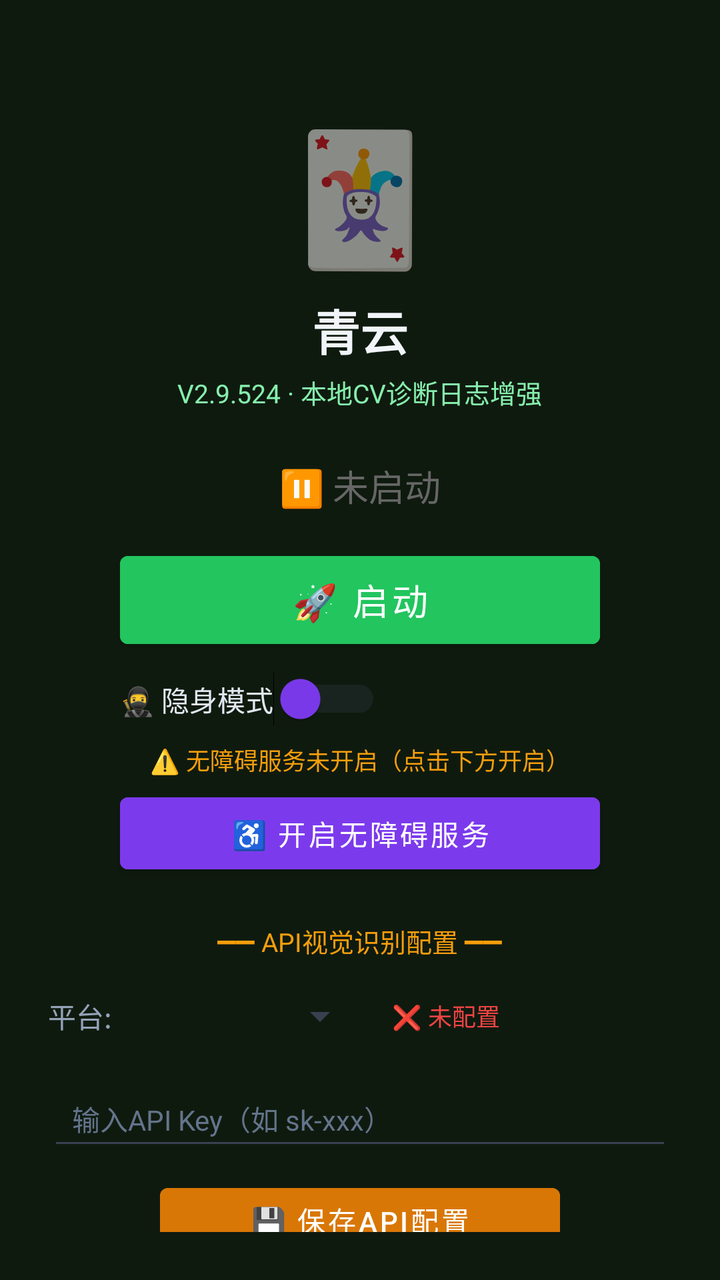
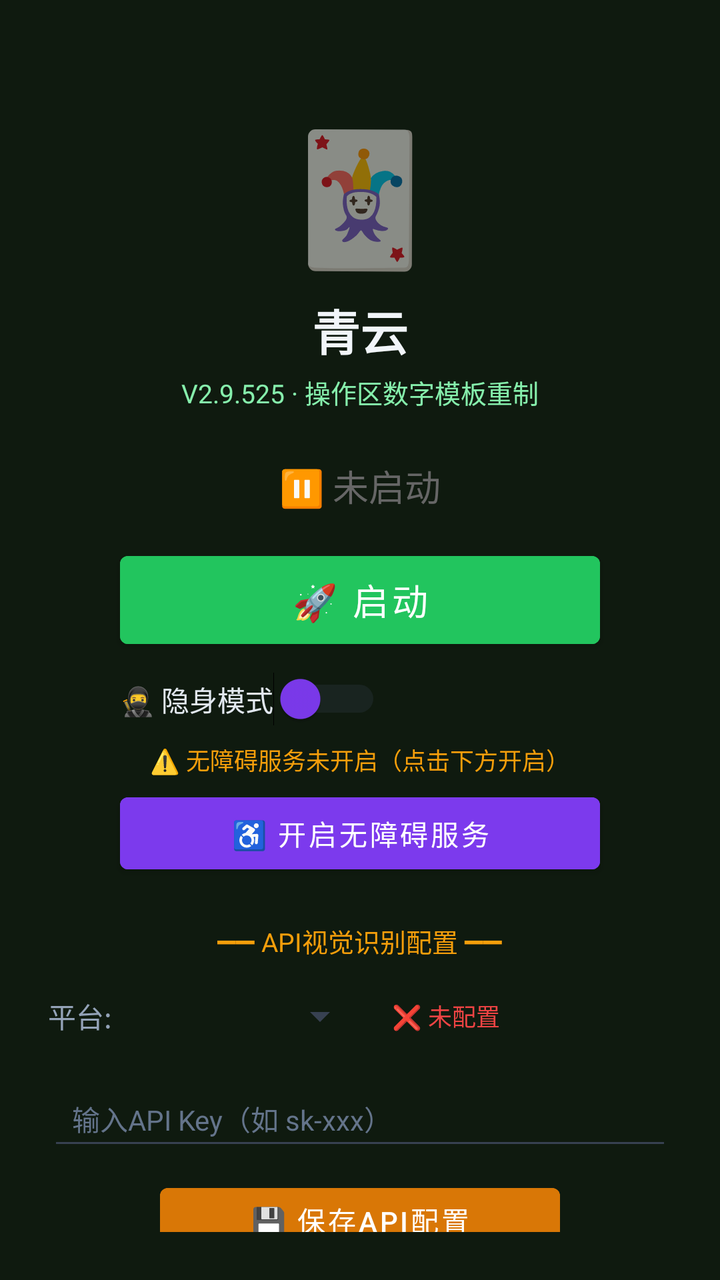

Before-and-after screenshots of an Android layout around one commit, followed by the original layout XML and the change that was made.
<!-- AndroidManifest.xml: activity theme Theme.MjScreenshot -->
<!-- res/layout/activity_main.xml -->
<?xml version="1.0" encoding="utf-8"?>
<LinearLayout xmlns:android="http://schemas.android.com/apk/res/android"
    android:layout_width="match_parent"
    android:layout_height="match_parent"
    android:orientation="vertical"
    android:background="#0f1a0f"
    android:padding="24dp"
    android:gravity="center_horizontal">

    <TextView
        android:layout_width="wrap_content"
        android:layout_height="wrap_content"
        android:text="🃏"
        android:textSize="64sp"
        android:layout_marginTop="30dp" />

    <TextView
        android:layout_width="wrap_content"
        android:layout_height="wrap_content"
        android:text="青云"
        android:textSize="24sp"
        android:textColor="#f1f5f9"
        android:textStyle="bold"
        android:layout_marginTop="8dp" />

    <TextView
        android:layout_width="wrap_content"
        android:layout_height="wrap_content"
        android:text="V2.9.524 · 本地CV诊断日志增强"
        android:textSize="13sp"
        android:textColor="#86efac"
        android:layout_marginTop="4dp" />

    <TextView
        android:id="@+id/tvStatus"
        android:layout_width="wrap_content"
        android:layout_height="wrap_content"
        android:text="⏸ 未启动"
        android:textSize="18sp"
        android:textColor="#666666"
        android:layout_marginTop="24dp" />

    <Button
        android:id="@+id/btnStart"
        android:layout_width="240dp"
        android:layout_height="56dp"
        android:text="🚀 启动"
        android:textSize="18sp"
        android:textColor="#ffffff"
        android:backgroundTint="#22c55e"
        android:layout_marginTop="16dp" />

    <Button
        android:id="@+id/btnHelper"
        android:layout_width="240dp"
        android:layout_height="56dp"
        android:text="🃏 打开智囊"
        android:textSize="16sp"
        android:textColor="#ffffff"
        android:backgroundTint="#16a34a"
        android:layout_marginTop="12dp"
        android:visibility="gone" />

    
    <LinearLayout
        android:layout_width="240dp"
        android:layout_height="wrap_content"
        android:orientation="horizontal"
        android:gravity="center_vertical"
        android:layout_marginTop="8dp">

        <Switch
            android:id="@+id/switchStealth"
            android:layout_width="wrap_content"
            android:layout_height="wrap_content"
            android:text="🥷 隐身模式"
            android:textColor="#e2e8f0"
            android:textSize="14sp"
            android:thumbTint="#7c3aed"
            android:trackTint="#374151" />
    </LinearLayout>

    <TextView
        android:id="@+id/tvAccessibilityStatus"
        android:layout_width="wrap_content"
        android:layout_height="wrap_content"
        android:text="⚠️ 无障碍服务未开启（点击下方开启）"
        android:textSize="12sp"
        android:textColor="#f59e0b"
        android:layout_marginTop="8dp"
        android:gravity="center" />

    <Button
        android:id="@+id/btnAccessibility"
        android:layout_width="240dp"
        android:layout_height="48dp"
        android:text="♿ 开启无障碍服务"
        android:textSize="14sp"
        android:textColor="#ffffff"
        android:backgroundTint="#7c3aed"
        android:layout_marginTop="4dp" />

    <TextView
        android:layout_width="wrap_content"
        android:layout_height="wrap_content"
        android:text="━━ API视觉识别配置 ━━"
        android:textSize="13sp"
        android:textColor="#f59e0b"
        android:layout_marginTop="20dp" />

    <LinearLayout
        android:layout_width="match_parent"
        android:layout_height="wrap_content"
        android:orientation="horizontal"
        android:layout_marginTop="8dp"
        android:gravity="center_vertical">

        <TextView
            android:layout_width="wrap_content"
            android:layout_height="wrap_content"
            android:text="平台:"
            android:textSize="14sp"
            android:textColor="#94a3b8" />

        <Spinner
            android:id="@+id/spinnerProvider"
            android:layout_width="120dp"
            android:layout_height="40dp"
            android:layout_marginStart="8dp"
            android:backgroundTint="#374151" />

        <TextView
            android:id="@+id/tvApiStatus"
            android:layout_width="wrap_content"
            android:layout_height="wrap_content"
            android:text="❌ 未配置"
            android:textSize="12sp"
            android:textColor="#ef4444"
            android:layout_marginStart="12dp" />
    </LinearLayout>

    <EditText
        android:id="@+id/etApiKey"
        android:layout_width="match_parent"
        android:layout_height="44dp"
        android:hint="输入API Key（如 sk-xxx）"
        android:textSize="14sp"
        android:textColor="#e2e8f0"
        android:textColorHint="#64748b"
        android:backgroundTint="#374151"
        android:inputType="textPassword"
        android:layout_marginTop="8dp"
        android:paddingStart="12dp"
        android:paddingEnd="12dp" />

    <Button
        android:id="@+id/btnSaveApi"
        android:layout_width="200dp"
        android:layout_height="44dp"
        android:text="💾 保存API配置"
        android:textSize="14sp"
        android:textColor="#ffffff"
        android:backgroundTint="#d97706"
        android:layout_marginTop="8dp" />

    <TextView
        android:id="@+id/tvHint"
        android:layout_width="wrap_content"
        android:layout_height="wrap_content"
        android:text="先点上方按钮启动截屏"
        android:textSize="13sp"
        android:textColor="#666666"
        android:layout_marginTop="12dp"
        android:gravity="center" />

    <TextView
        android:layout_width="wrap_content"
        android:layout_height="wrap_content"
        android:text="使用步骤：\n1. 配置API Key（支持OpenAI/通义千问VL/硅基流动）\n2. 点「开启无障碍服务」→ 开启\n3. 开启「🥷隐身模式」(反检测)\n4. 点「启动」→ 允许悬浮窗\n5. 打牌时点屏幕上的🎯悬浮球即可截屏识别\n★ 拖动悬浮球可移到不挡牌的位置 ★\n★ 长按悬浮球可展开/收起详细面板 ★\n★ 悬浮球边框颜色=建议：绿=加注 橙=跟注 红=弃牌 ★"
        android:textSize="12sp"
        android:textColor="#64748b"
        android:layout_marginTop="12dp"
        android:lineSpacingExtra="3dp" />

</LinearLayout>
<!-- resources referenced by this layout -->
<resources>
  <style name="Theme.MjScreenshot" parent="Theme.MaterialComponents.DayNight.DarkActionBar">
          <item name="colorPrimary">#1e40af</item>
          <item name="colorPrimaryVariant">#1e3a8a</item>
          <item name="colorOnPrimary">#ffffff</item>
          <item name="android:statusBarColor">#0f172a</item>
      </style>
</resources>

<!-- the commit's change to res/layout/activity_main.xml (unified diff, before → after) -->
@@ -26,7 +26,7 @@
     <TextView
         android:layout_width="wrap_content"
         android:layout_height="wrap_content"
-        android:text="V2.9.524 · 本地CV诊断日志增强"
+        android:text="V2.9.525 · 操作区数字模板重制"
         android:textSize="13sp"
         android:textColor="#86efac"
         android:layout_marginTop="4dp" />
